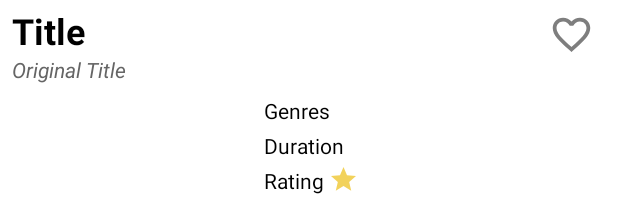
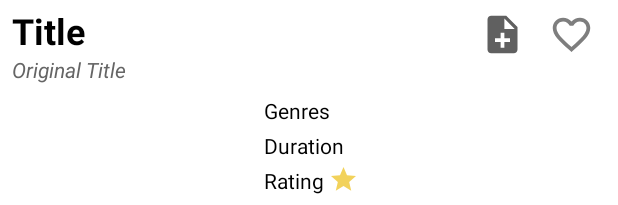
Before and after one commit to sergey-shevtsov/Movie-Finder, an Android app: the layout detail_fragment.xml on its own in the app's theme, with its tools: preview values and no code run, on a phone screen of 412 x 824 dp. Shown: the top 205 px of the screen. Run offline under Robolectric (Android 15) with nearby library versions, the phone set to English and light mode, and no system bars.

Commit message:
Сделал id в БД автогенерируемым, добавил кнопку для создания заметки, реализовал добавление HistoryEntity в БД при переходе на DetailFragment, добавил новый метод в Dao, добавил метод для форматирования даты в Utils

```diff
--- a/app/src/main/java/com/example/android/moviefinder/model/local/HistoryDao.kt
+++ b/app/src/main/java/com/example/android/moviefinder/model/local/HistoryDao.kt
@@ -19,4 +19,7 @@ interface HistoryDao {
 
     @Delete
     fun delete(historyEntity: HistoryEntity)
+
+    @Query("DELETE FROM HistoryEntity")
+    fun clear()
 }
--- a/app/src/main/java/com/example/android/moviefinder/model/local/HistoryDatabase.kt
+++ b/app/src/main/java/com/example/android/moviefinder/model/local/HistoryDatabase.kt
@@ -3,7 +3,11 @@ package com.example.android.moviefinder.model.local
 import androidx.room.Database
 import androidx.room.RoomDatabase
 
-@Database(entities = [HistoryEntity::class], version = 1, exportSchema = false)
+@Database(
+    version = 2,
+    entities = [HistoryEntity::class],
+    exportSchema = true
+)
 abstract class HistoryDatabase : RoomDatabase() {
     abstract fun historyDao(): HistoryDao
 }
--- a/app/src/main/java/com/example/android/moviefinder/model/local/HistoryEntity.kt
+++ b/app/src/main/java/com/example/android/moviefinder/model/local/HistoryEntity.kt
@@ -5,12 +5,12 @@ import androidx.room.PrimaryKey
 
 @Entity
 data class HistoryEntity(
-    @PrimaryKey
+    @PrimaryKey(autoGenerate = true)
     val id: Int,
     val movieId: Int,
     val title: String,
     val releasedYear: String,
     val voteAverage: Double,
     val timestamp: Long,
-    val note: String
+    var note: String
 )
--- a/app/src/main/java/com/example/android/moviefinder/model/local/LocalRepository.kt
+++ b/app/src/main/java/com/example/android/moviefinder/model/local/LocalRepository.kt
@@ -12,4 +12,6 @@ interface LocalRepository {
 
     fun deleteHistory(historyEntity: HistoryEntity)
 
+    fun clearHistory()
+
 }
--- a/app/src/main/java/com/example/android/moviefinder/model/local/LocalRepositoryImpl.kt
+++ b/app/src/main/java/com/example/android/moviefinder/model/local/LocalRepositoryImpl.kt
@@ -20,4 +20,8 @@ class LocalRepositoryImpl(private val historyDao: HistoryDao) : LocalRepository
     override fun deleteHistory(historyEntity: HistoryEntity) {
         historyDao.delete(historyEntity)
     }
+
+    override fun clearHistory() {
+        historyDao.clear()
+    }
 }
--- a/app/src/main/java/com/example/android/moviefinder/view/Utils.kt
+++ b/app/src/main/java/com/example/android/moviefinder/view/Utils.kt
@@ -6,6 +6,7 @@ import android.view.View
 import androidx.appcompat.app.AppCompatActivity
 import androidx.fragment.app.FragmentActivity
 import com.google.android.material.snackbar.Snackbar
+import java.text.SimpleDateFormat
 import java.util.*
 
 const val CHILD_MODE_KEY = "ChildModeKey"
@@ -55,3 +56,8 @@ fun Int.formatNum(): String {
 
 fun String.getStringFormat(vararg args: Any?): String =
     String.format(Locale.getDefault(), this, *args)
+
+fun Long.formatToPattern(pattern: String): String {
+    val sdf = SimpleDateFormat(pattern, Locale.getDefault())
+    return sdf.format(this)
+}
--- /dev/null
+++ b/app/src/main/res/drawable/ic_note.xml
@@ -0,0 +1,5 @@
+<vector android:height="30dp" android:tint="#606060"
+    android:viewportHeight="24" android:viewportWidth="24"
+    android:width="30dp" xmlns:android="http://schemas.android.com/apk/res/android">
+    <path android:fillColor="@android:color/white" android:pathData="M14,2L6,2c-1.1,0 -1.99,0.9 -1.99,2L4,20c0,1.1 0.89,2 1.99,2L18,22c1.1,0 2,-0.9 2,-2L20,8l-6,-6zM16,16h-3v3h-2v-3L8,16v-2h3v-3h2v3h3v2zM13,9L13,3.5L18.5,9L13,9z"/>
+</vector>
--- a/app/src/main/res/layout/detail_fragment.xml
+++ b/app/src/main/res/layout/detail_fragment.xml
@@ -32,11 +32,23 @@
             tools:text="Title" />
 
         <ImageButton
+            android:id="@+id/note_button"
+            android:layout_width="wrap_content"
+            android:layout_height="wrap_content"
+            android:layout_marginTop="@dimen/details_image_button_margin_top"
+            android:layout_marginEnd="@dimen/details_image_button_margin_end"
+            android:background="@color/transparent"
+            android:contentDescription="@string/add_note"
+            android:src="@drawable/ic_note"
+            app:layout_constraintEnd_toStartOf="@id/favorites_button"
+            app:layout_constraintTop_toTopOf="parent" />
+
+        <ImageButton
             android:id="@+id/favorites_button"
             android:layout_width="wrap_content"
             android:layout_height="wrap_content"
-            android:layout_marginTop="@dimen/details_favorites_button_margin_top"
-            android:layout_marginEnd="@dimen/details_favorites_button_margin_end"
+            android:layout_marginTop="@dimen/details_image_button_margin_top"
+            android:layout_marginEnd="@dimen/details_image_button_margin_end"
             android:background="@color/transparent"
             android:contentDescription="@string/add_to_favorites"
             android:src="@drawable/ic_add_to_favorites"
--- a/app/src/main/res/values/dimens.xml
+++ b/app/src/main/res/values/dimens.xml
@@ -19,8 +19,8 @@
     <dimen name="detail_image_width">160dp</dimen>
     <dimen name="detail_image_height">220dp</dimen>
     <dimen name="detail_image_margin">8dp</dimen>
-    <dimen name="details_favorites_button_margin_end">16dp</dimen>
-    <dimen name="details_favorites_button_margin_top">8dp</dimen>
+    <dimen name="details_image_button_margin_end">16dp</dimen>
+    <dimen name="details_image_button_margin_top">8dp</dimen>
     <dimen name="detail_title_margin_top">4dp</dimen>
     <dimen name="detail_title_margin_end">32dp</dimen>
     <dimen name="detail_title_text_size">24sp</dimen>
--- a/app/src/main/res/values/strings.xml
+++ b/app/src/main/res/values/strings.xml
@@ -34,4 +34,5 @@
     <string name="notes">Notes</string>
     <string name="history">History</string>
     <string name="empty_data">There is nothing here yet</string>
+    <string name="add_note">Add note</string>
 </resources>
```
Also changed, not shown: app/src/main/java/com/example/android/moviefinder/app/App.kt (+19 -1 lines), app/src/main/java/com/example/android/moviefinder/view/detail/DetailFragment.kt (+47 -14 lines), app/src/main/java/com/example/android/moviefinder/view/history/HistoryAdapter.kt (added, +61 -0 lines), app/src/main/java/com/example/android/moviefinder/view/history/HistoryFragment.kt (+33 -2 lines), app/src/main/java/com/example/android/moviefinder/viewmodel/DetailsViewModel.kt (+18 -1 lines), app/src/main/java/com/example/android/moviefinder/viewmodel/HistoryViewModel.kt (+40 -1 lines), app/src/main/res/layout/history_fragment.xml (+11 -1 lines), 1 other file.
